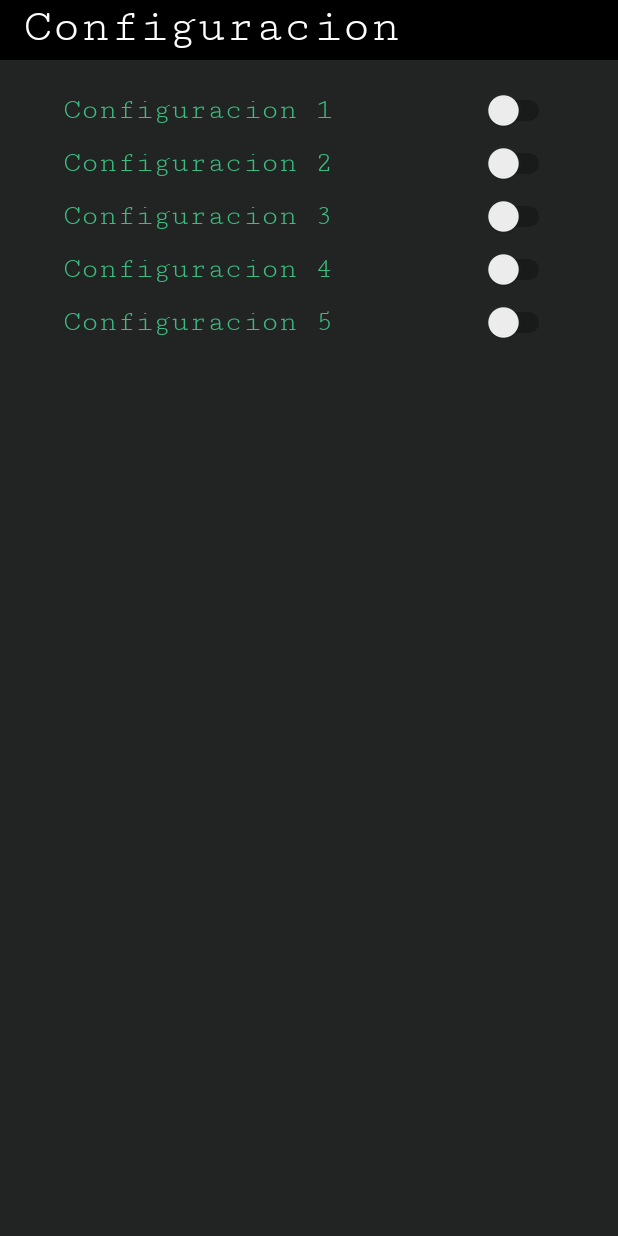
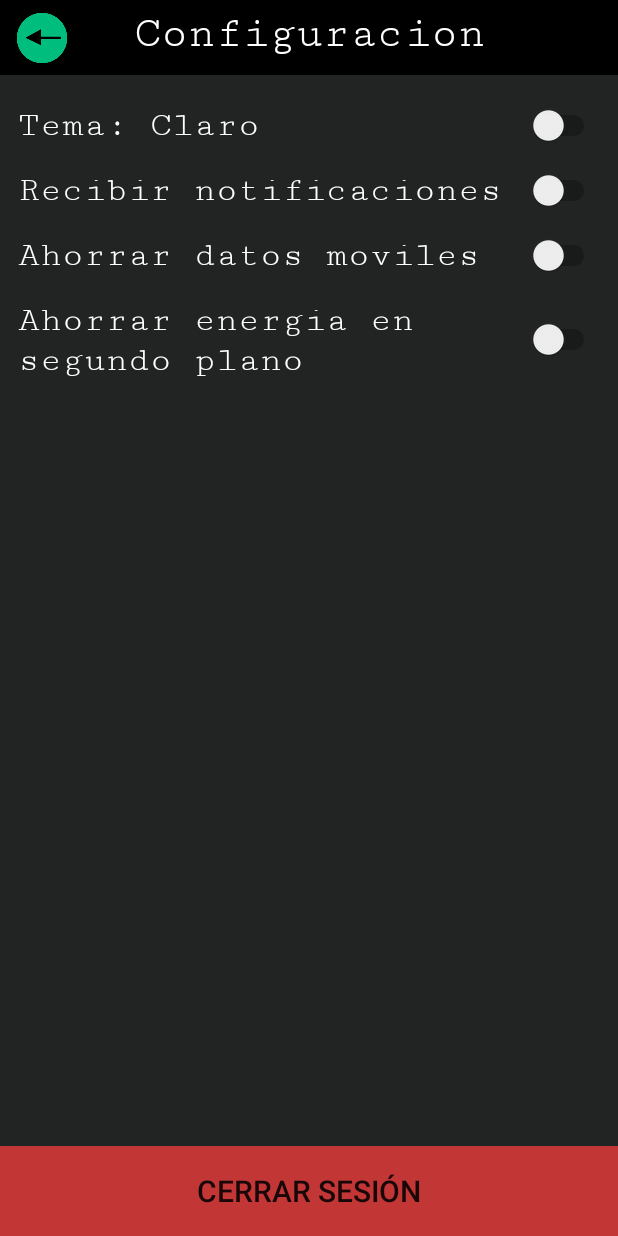
Before and after one commit to GabrielAran/Proyecto-final-Our-Tornament, an Android app: the layout admin_configuracion.xml on its own in the app's theme, with its tools: preview values and no code run, on a phone screen of 412 x 824 dp. Run offline under Robolectric (Android 15) with nearby library versions, the phone set to English and light mode, and no system bars.

Commit message:
Cambio Gluk

```diff
--- a/ProyectoOurTorunament/app/src/main/java/com/example/ourtournament/Fixture/Fixture.java
+++ b/ProyectoOurTorunament/app/src/main/java/com/example/ourtournament/Fixture/Fixture.java
@@ -163,8 +163,7 @@ public class Fixture extends Fragment {
                     for (int i = 0; i < VecJornadas.size(); i++)
                     {
                         int Jornada = VecJornadas.get(i).getAsInt();
-                        Log.d("conexion", "Traje jornada "+Jornada);
-                        listaJornada.add("jornada "+Jornada);
+                        listaJornada.add("Jornada "+Jornada);
                     }
                 } else {
                     Log.d("Conexion", "Me pude conectar pero algo malo pasó");
@@ -178,8 +177,6 @@ public class Fixture extends Fragment {
         }
         protected void onPostExecute(ArrayList<String> lista)
         {
-            P.GuardarListaString("ListaJornadas",lista);
-            P.GuardarInt("JornadaElegida", lista.size()-1);
             ArrayAdapter<String> adapter = new ArrayAdapter<>(getActivity().getApplicationContext(),android.R.layout.select_dialog_singlechoice,lista);
             spinner.setAdapter(adapter);
             spinner.setOnItemSelectedListener(new AdapterView.OnItemSelectedListener() {
--- a/ProyectoOurTorunament/app/src/main/java/com/example/ourtournament/MainActivity.java
+++ b/ProyectoOurTorunament/app/src/main/java/com/example/ourtournament/MainActivity.java
@@ -63,7 +63,7 @@ public class MainActivity<task> extends AppCompatActivity {
         super.onCreate(savedInstanceState);
 
         P = CargarSharedPreferences();
-        P.EliminarString("contrasenia");
+        //P.EliminarInt("IDUsuario");
         IDUsuario = P.ObtenerInt("IDUsuario",-1);
 
         if(IDUsuario==-1)
--- a/ProyectoOurTorunament/app/src/main/res/drawable/bordes_rondeados_fondoverde.xml
+++ b/ProyectoOurTorunament/app/src/main/res/drawable/bordes_rondeados_fondoverde.xml
@@ -24,7 +24,7 @@
 
     <!-- Aquí indicamos el radio a aplicar a las esquinas -->
     <corners
-        android:radius="20dp"   >
+        android:radius="16dp"   >
     </corners>
 
 </shape>
--- a/ProyectoOurTorunament/app/src/main/res/layout/admin_configuracion.xml
+++ b/ProyectoOurTorunament/app/src/main/res/layout/admin_configuracion.xml
@@ -1,133 +1,160 @@
 <?xml version="1.0" encoding="utf-8"?>
-<LinearLayout xmlns:android="http://schemas.android.com/apk/res/android"
+<androidx.constraintlayout.widget.ConstraintLayout xmlns:android="http://schemas.android.com/apk/res/android"
+    xmlns:app="http://schemas.android.com/apk/res-auto"
     android:layout_width="match_parent"
     android:layout_height="match_parent"
     android:background="#FFFFFF"
     android:backgroundTint="#212423"
     android:orientation="vertical">
 
-    <LinearLayout
+    <androidx.constraintlayout.widget.ConstraintLayout
         android:id="@+id/header"
-        android:orientation="horizontal"
         android:layout_width="match_parent"
-        android:layout_height="40dp"
+        android:layout_height="50dp"
         android:layout_alignParentTop="true"
         android:background="#000"
-        android:gravity="center_vertical">
+        android:gravity="center_vertical"
+        android:orientation="horizontal"
+        app:layout_constraintEnd_toEndOf="parent"
+        app:layout_constraintStart_toStartOf="parent"
+        app:layout_constraintTop_toTopOf="parent">
+
+        <Button
+            android:id="@+id/Volver"
+            android:layout_width="36dp"
+            android:layout_height="36dp"
+            android:layout_marginLeft="10dp"
+            android:background="@drawable/flechita_volver"
+            android:textColor="#000000"
+            app:layout_constraintBottom_toBottomOf="parent"
+            app:layout_constraintStart_toStartOf="parent"
+            app:layout_constraintTop_toTopOf="parent" />
 
         <TextView
             android:id="@+id/Fixture"
             android:layout_width="wrap_content"
             android:layout_height="40dp"
+            android:fontFamily="serif-monospace"
             android:text="Configuracion"
+            android:textColor="#FFF"
+            android:textSize="30dp"
+            app:layout_constraintBottom_toBottomOf="parent"
+            app:layout_constraintEnd_toEndOf="parent"
+            app:layout_constraintStart_toStartOf="parent"
+            app:layout_constraintTop_toTopOf="parent" />
+    </androidx.constraintlayout.widget.ConstraintLayout>
+
+    <LinearLayout
+        android:id="@+id/linearLayout2"
+        android:layout_width="match_parent"
+        android:layout_height="wrap_content"
+        android:gravity="center"
+        android:orientation="horizontal"
+        android:layout_marginTop="20dp"
+        app:layout_constraintTop_toBottomOf="@+id/header">
+
+        <TextView
+            android:layout_width="340dp"
+            android:layout_height="wrap_content"
             android:fontFamily="serif-monospace"
-            android:textSize="32dp"
+            android:text="Tema: Claro"
             android:textColor="#FFF"
-            android:layout_marginLeft="15dp" />
+            android:textSize="24dp" />
+
+        <Switch
+            android:layout_width="wrap_content"
+            android:layout_height="wrap_content"
+            android:layout_marginLeft="0dp" />
+    </LinearLayout>
+
+    <LinearLayout
+        android:id="@+id/linearLayout4"
+        android:layout_width="match_parent"
+        android:layout_height="wrap_content"
+        android:gravity="center"
+        android:orientation="horizontal"
+        android:layout_marginTop="16dp"
+        app:layout_constraintTop_toBottomOf="@+id/linearLayout2">
+
+        <TextView
+            android:layout_width="340dp"
+            android:layout_height="wrap_content"
+            android:fontFamily="serif-monospace"
+            android:text="Recibir notificaciones"
+            android:textColor="#FFF"
+            android:textSize="24dp" />
+
+        <Switch
+            android:layout_width="wrap_content"
+            android:layout_height="wrap_content"
+            android:layout_marginLeft="0dp" />
+    </LinearLayout>
+
+    <LinearLayout
+        android:id="@+id/linearLayout5"
+        android:layout_width="match_parent"
+        android:layout_height="wrap_content"
+        android:layout_marginTop="16dp"
+        android:gravity="center"
+        android:orientation="horizontal"
+        app:layout_constraintTop_toBottomOf="@+id/linearLayout4">
+
+        <TextView
+            android:layout_width="340dp"
+            android:layout_height="wrap_content"
+            android:fontFamily="serif-monospace"
+            android:text="Ahorrar datos moviles"
+            android:textColor="#FFF"
+            android:textSize="24dp" />
+
+        <Switch
+            android:layout_width="wrap_content"
+            android:layout_height="wrap_content"
+            android:layout_marginLeft="0dp" />
     </LinearLayout>
 
     <LinearLayout
         android:layout_width="match_parent"
         android:layout_height="wrap_content"
+        android:layout_marginTop="16dp"
+        android:gravity="center"
         android:orientation="horizontal"
-        android:layout_marginTop="20dp"
-        android:gravity="center">
+        app:layout_constraintTop_toBottomOf="@+id/linearLayout5">
 
         <TextView
-            android:layout_width="wrap_content"
+            android:layout_width="340dp"
             android:layout_height="wrap_content"
             android:fontFamily="serif-monospace"
-            android:text="Configuracion 1"
-            android:textColor="#3CBC80"
-            android:textSize="20dp" />
+            android:text="Ahorrar energia en segundo plano"
+            android:textColor="#FFF"
+            android:textSize="24dp" />
 
         <Switch
             android:layout_width="wrap_content"
             android:layout_height="wrap_content"
-            android:layout_marginLeft="100dp" />
+            android:layout_marginLeft="0dp" />
     </LinearLayout>
 
     <LinearLayout
+        android:id="@+id/linearLayout3"
         android:layout_width="match_parent"
         android:layout_height="wrap_content"
-        android:orientation="horizontal"
-        android:gravity="center"
-        android:layout_marginTop="8dp">
-        <TextView
-            android:layout_width="wrap_content"
-            android:layout_height="wrap_content"
-            android:fontFamily="serif-monospace"
-            android:text="Configuracion 2"
-            android:textColor="#3CBC80"
-            android:textSize="20dp" />
+        android:layout_gravity="bottom"
+        android:gravity="bottom"
+        android:orientation="vertical"
+        app:layout_constraintBottom_toBottomOf="parent"
+        app:layout_constraintEnd_toEndOf="parent"
+        app:layout_constraintStart_toStartOf="parent">
 
-        <Switch
-            android:layout_width="wrap_content"
-            android:layout_height="wrap_content"
-            android:layout_marginLeft="100dp"/>
+        <Button
+            android:layout_width="match_parent"
+            android:layout_height="60dp"
+            android:textSize="20dp"
+            android:text="Cerrar sesión"
+            android:background="#C33636"/>
+
     </LinearLayout>
 
-    <LinearLayout
-        android:layout_width="match_parent"
-        android:layout_height="wrap_content"
-        android:orientation="horizontal"
-        android:gravity="center"
-        android:layout_marginTop="8dp">
 
-        <TextView
-            android:layout_width="wrap_content"
-            android:layout_height="wrap_content"
-            android:fontFamily="serif-monospace"
-            android:text="Configuracion 3"
-            android:textColor="#3CBC80"
-            android:textSize="20dp" />
 
-        <Switch
-            android:layout_width="wrap_content"
-            android:layout_height="wrap_content"
-            android:layout_marginLeft="100dp"/>
-    </LinearLayout>
-
-    <LinearLayout
-        android:layout_width="match_parent"
-        android:layout_height="wrap_content"
-        android:orientation="horizontal"
-        android:gravity="center"
-        android:layout_marginTop="8dp">
-
-        <TextView
-            android:layout_width="wrap_content"
-            android:layout_height="wrap_content"
-            android:fontFamily="serif-monospace"
-            android:text="Configuracion 4"
-            android:textColor="#3CBC80"
-            android:textSize="20dp" />
-
-        <Switch
-            android:layout_width="wrap_content"
-            android:layout_height="wrap_content"
-            android:layout_marginLeft="100dp"/>
-    </LinearLayout>
-
-    <LinearLayout
-        android:layout_width="match_parent"
-        android:layout_height="wrap_content"
-        android:orientation="horizontal"
-        android:gravity="center"
-        android:layout_marginTop="8dp">
-
-        <TextView
-            android:layout_width="wrap_content"
-            android:layout_height="wrap_content"
-            android:fontFamily="serif-monospace"
-            android:text="Configuracion 5"
-            android:textColor="#3CBC80"
-            android:textSize="20dp" />
-
-        <Switch
-            android:layout_width="wrap_content"
-            android:layout_height="wrap_content"
-            android:layout_marginLeft="100dp"/>
-    </LinearLayout>
-
-</LinearLayout>
+</androidx.constraintlayout.widget.ConstraintLayout>
--- a/ProyectoOurTorunament/app/src/main/res/layout/iniciar_sesion.xml
+++ b/ProyectoOurTorunament/app/src/main/res/layout/iniciar_sesion.xml
@@ -24,8 +24,9 @@
             android:layout_marginBottom="10dp"
             android:gravity="center"
             android:text=""
-            android:textColor="#FB3131"
-            android:textSize="18dp"
+            android:textColor="#DC2A2A"
+            android:background="#C8C5AC"
+            android:textSize="16dp"
             android:visibility="gone"/>
         <EditText
             android:id="@+id/Nombre"
--- a/ProyectoOurTorunament/app/src/main/res/layout/un_equipo.xml
+++ b/ProyectoOurTorunament/app/src/main/res/layout/un_equipo.xml
@@ -20,14 +20,14 @@
             android:layout_width="wrap_content"
             android:layout_height="wrap_content"
             android:layout_marginTop="4dp"
-            android:layout_marginEnd="16dp"
+            android:fontFamily="serif-monospace"
             android:gravity="center"
             android:text="Nombre equipo"
             android:textColor="#FFF"
             android:textSize="30sp"
-            android:fontFamily="serif-monospace"
-            app:layout_constraintBottom_toBottomOf="@+id/header"
+            app:layout_constraintBottom_toBottomOf="parent"
             app:layout_constraintEnd_toEndOf="parent"
+            app:layout_constraintStart_toStartOf="parent"
             app:layout_constraintTop_toTopOf="parent"
             tools:ignore="RtlHardcoded" />
 
```
Also changed, not shown: ProyectoOurTorunament/app/src/main/java/com/example/ourtournament/Administracion/Perfil.java (+13 -3 lines), ProyectoOurTorunament/app/src/main/java/com/example/ourtournament/Loguearse/IniciarSesion.java (+3 -4 lines), ProyectoOurTorunament/app/src/main/res/layout/administrar_torneo.xml (+4 -4 lines), ProyectoOurTorunament/app/src/main/res/layout/un_usuario.xml (+42 -33 lines), ProyectoOurTorunament/app/src/main/res/drawable/fondo_barra_torneo.png (renamed from ProyectoOurTorunament/app/src/main/res/drawable/fondo_barra.png), ProyectoOurTorunament/app/src/main/res/drawable/fondo_barra_usuario.png (added), 7 other files.
